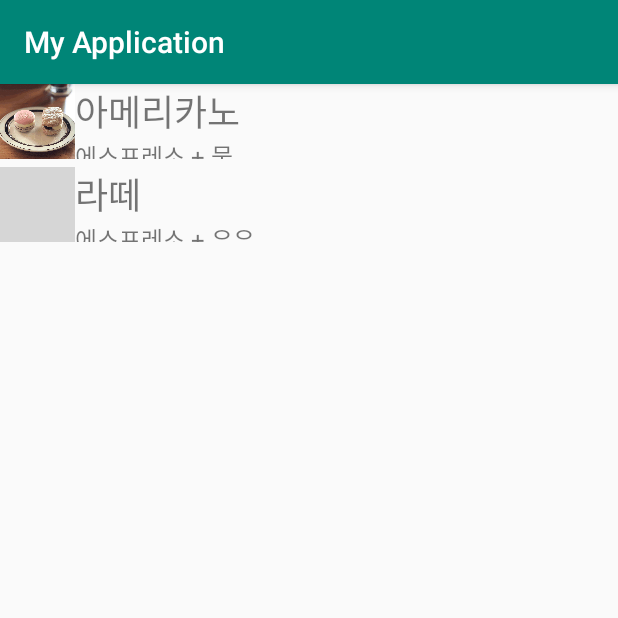
After one commit to uj9009/android_project, an Android app: the CoffeeList screen opened directly, with no data from a screen before it, on a phone screen of 412 x 824 dp, the top half of it. The commit adds this screen. Run offline under Robolectric (Android 15) with nearby library versions, the phone set to English and light mode, and no system bars; grey boxes are pictures that could not be loaded.

Commit message:
커피 종류 소개에 대한 리스트뷰를 작성하고 사용자가 알고싶은 커피 종류를 누를 시 정보가 나오게 구현하였다.

```diff
--- /dev/null
+++ b/app/src/main/java/com/example/myapplication/CoffeeAdapter.java
@@ -0,0 +1,61 @@
+package com.example.myapplication;
+
+import android.content.Context;
+import android.view.LayoutInflater;
+import android.view.View;
+import android.view.ViewGroup;
+import android.widget.BaseAdapter;
+import android.widget.ImageView;
+import android.widget.TextView;
+
+import java.util.ArrayList;
+
+public class CoffeeAdapter extends BaseAdapter {
+
+    private LayoutInflater inflater;
+    private ArrayList<CoffeeItem> data; //Item 목록을 담을 배열
+    private int layout;
+
+    public CoffeeAdapter(Context context, int layout, ArrayList<CoffeeItem> data) {
+        this.inflater = (LayoutInflater) context.getSystemService(Context.LAYOUT_INFLATER_SERVICE);
+        this.data = data;
+        this.layout = layout;
+    }
+
+    @Override
+    public int getCount() {  //리스트 안 Item의 개수를 센다.
+        return data.size();
+    }
+
+    @Override
+    public Object getItem(int position) {
+        return data.get(position).getInfo();
+    }
+
+    @Override
+    public long getItemId(int position) {
+        return position;
+    }
+
+    @Override
+    public View getView(int position, View convertView, ViewGroup parent) {
+        if (convertView == null) {
+            convertView = inflater.inflate(layout, parent, false);
+        }
+        CoffeeItem coffeeItem = data.get(position);
+
+        // 이미지 파일 연동
+        ImageView profile = (ImageView)convertView.findViewById(R.id.profile);
+        profile.setImageResource(coffeeItem.getProfile());
+
+        //이름 연동
+        TextView name = (TextView)convertView.findViewById(R.id.name);
+        name.setText(coffeeItem.getName());
+
+        //정보 연동
+        TextView info = (TextView)convertView.findViewById(R.id.info);
+        info.setText(coffeeItem.getInfo());
+
+        return convertView;
+    }
+}
--- /dev/null
+++ b/app/src/main/java/com/example/myapplication/CoffeeItem.java
@@ -0,0 +1,28 @@
+package com.example.myapplication;
+
+public class CoffeeItem {
+
+    private int profile;  //커피이미지
+    private String name; //커피이름
+    private  String info; //커피정보
+
+    public int getProfile() {
+        return profile;
+    }
+
+    public String getName() {
+        return name;
+    }
+
+    public String getInfo() {
+        return info;
+    }
+
+    public CoffeeItem(int profile, String name, String info) {
+        this.profile = profile;
+        this.name = name;
+        this.info = info;
+    }
+
+
+}
--- /dev/null
+++ b/app/src/main/java/com/example/myapplication/CoffeeList.java
@@ -0,0 +1,61 @@
+package com.example.myapplication;
+
+import android.content.Intent;
+import android.support.v7.app.AppCompatActivity;
+import android.os.Bundle;
+import android.view.View;
+import android.widget.AdapterView;
+import android.widget.ListView;
+
+import java.util.ArrayList;
+import java.util.List;
+
+public class CoffeeList extends AppCompatActivity implements View.OnClickListener {
+
+    private ArrayList<CoffeeItem> data = null;
+
+    @Override
+    protected void onCreate(Bundle savedInstanceState) {
+        super.onCreate(savedInstanceState);
+        setContentView(R.layout.activity_coffee_list);
+
+        ListView coffee_list = findViewById(R.id.coffee_list);
+
+        data = new ArrayList<>();
+        // 1번 아이템
+        CoffeeItem coffee1 = new CoffeeItem(R.drawable.coffee1, "아메리카노", "에스프레소 + 물 \n 아메리카노는 물과 에스프레소를 섞은 것으로 음청 써요 그래서 호불호가 갈리는 커피랍니다");
+
+        //2번 아이템
+        CoffeeItem coffee2 = new CoffeeItem(R.drawable.coffee2, "라떼", "에스프레소 + 우유");
+
+        //리스트에 추가
+        data.add(coffee1);
+        data.add(coffee2);
+
+        //리스트 속의 아이템 연결
+        CoffeeAdapter coffeeadapter = new CoffeeAdapter(this, R.layout.coffee_item, data);
+        coffee_list.setAdapter(coffeeadapter);
+
+        // 아이템 클릭시 작동
+
+        coffee_list.setOnItemClickListener(new AdapterView.OnItemClickListener() {
+            @Override
+            public void onItemClick(AdapterView<?> parent, View v, int position, long id) {
+                Intent coffeeintent = new Intent(getApplicationContext(), CoffeeClicked.class);
+
+                /* putExtra의 첫 값은 식별 태그, 뒤에는 다음 화면에 넘길 값 */
+                coffeeintent.putExtra("profile", Integer.toString(data.get(position).getProfile()));
+                coffeeintent.putExtra("name", data.get(position).getName());
+                coffeeintent.putExtra("info", data.get(position).getInfo());
+                startActivity(coffeeintent);
+            }
+        });
+
+
+    }
+
+    @Override
+    public void onClick(View v) {
+
+    }
+}
--- a/app/src/main/java/com/example/myapplication/MainActivity.java
+++ b/app/src/main/java/com/example/myapplication/MainActivity.java
@@ -95,7 +95,7 @@ public class MainActivity extends AppCompatActivity {
     View.OnClickListener nnn = new View.OnClickListener() {
         @Override
         public void onClick(View v) {
-            Intent intent = new Intent(MainActivity.this, Main2Activity.class);
+            Intent intent = new Intent(MainActivity.this, CoffeeList.class);
             startActivity(intent);
 
         }
--- /dev/null
+++ b/app/src/main/res/layout/activity_coffee_list.xml
@@ -0,0 +1,17 @@
+<?xml version="1.0" encoding="utf-8"?>
+<LinearLayout xmlns:android="http://schemas.android.com/apk/res/android"
+    xmlns:app="http://schemas.android.com/apk/res-auto"
+    xmlns:tools="http://schemas.android.com/tools"
+    android:layout_width="match_parent"
+    android:layout_height="match_parent"
+    tools:context=".CoffeeList">
+
+    <ListView
+        android:layout_width="match_parent"
+        android:layout_height="match_parent"
+        android:id="@+id/coffee_list"
+        android:dividerHeight="5dp"
+        android:divider="#00000000"
+        ></ListView>
+
+</LinearLayout>
--- /dev/null
+++ b/app/src/main/res/layout/coffee_item.xml
@@ -0,0 +1,42 @@
+<?xml version="1.0" encoding="utf-8"?>
+<LinearLayout xmlns:android="http://schemas.android.com/apk/res/android"
+    android:layout_width="match_parent"
+    android:layout_height="match_parent"
+    android:orientation="vertical">
+
+    <LinearLayout
+        android:layout_width="match_parent"
+        android:layout_height="wrap_content"
+        android:orientation="horizontal"
+        >
+    <ImageView
+        android:layout_width="50dp"
+        android:layout_height="50dp"
+        android:id="@+id/profile"
+        />
+    <LinearLayout
+        android:layout_width="wrap_content"
+        android:layout_height="match_parent"
+        android:orientation="vertical"
+        >
+        <TextView
+            android:layout_width="match_parent"
+            android:layout_height="wrap_content"
+            android:id="@+id/name"
+            android:text="커피이름"
+            android:textSize="24dp"
+            android:gravity="center_vertical"/>
+        <TextView
+            android:layout_width="match_parent"
+            android:layout_height="wrap_content"
+            android:id="@+id/info"
+            android:text="커피간략설명"
+            android:textSize="16dp"
+            />
+
+    </LinearLayout>
+    </LinearLayout>
+
+
+
+</LinearLayout>
```
Also changed, not shown: app/src/main/AndroidManifest.xml (+12 -5 lines), app/src/main/java/com/example/myapplication/CoffeeClicked.java (added, +30 -0 lines), app/src/main/res/layout/activity_coffee_clicked.xml (added, +48 -0 lines).
